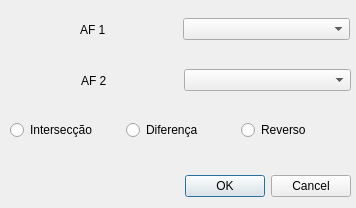
Qt form dialog.ui (gabrielmuller/formais2) before a commit.
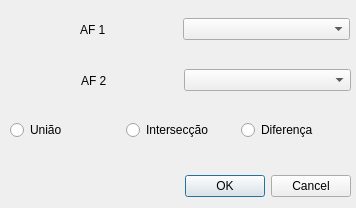
The same form after that commit.

Patch:
```diff
--- a/dialog.ui
+++ b/dialog.ui
@@ -83,6 +83,13 @@
     </rect>
    </property>
    <layout class="QHBoxLayout" name="horizontalLayout_3">
+    <item>
+     <widget class="QRadioButton" name="uniao_radio">
+      <property name="text">
+       <string>União</string>
+      </property>
+     </widget>
+    </item>
     <item>
      <widget class="QRadioButton" name="intersection_radio">
       <property name="text">
@@ -100,13 +107,6 @@
       </property>
      </widget>
     </item>
-    <item>
-     <widget class="QRadioButton" name="reverse_radio">
-      <property name="text">
-       <string>Reverso</string>
-      </property>
-     </widget>
-    </item>
    </layout>
   </widget>
  </widget>
```
